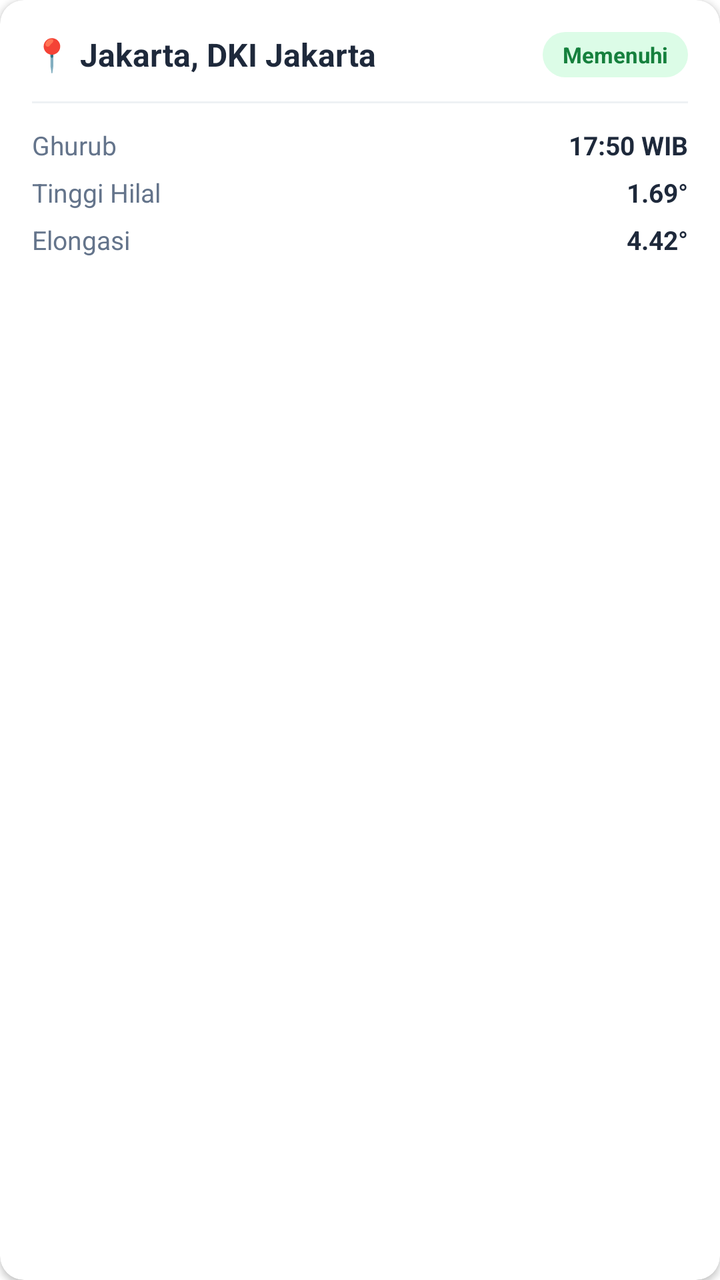
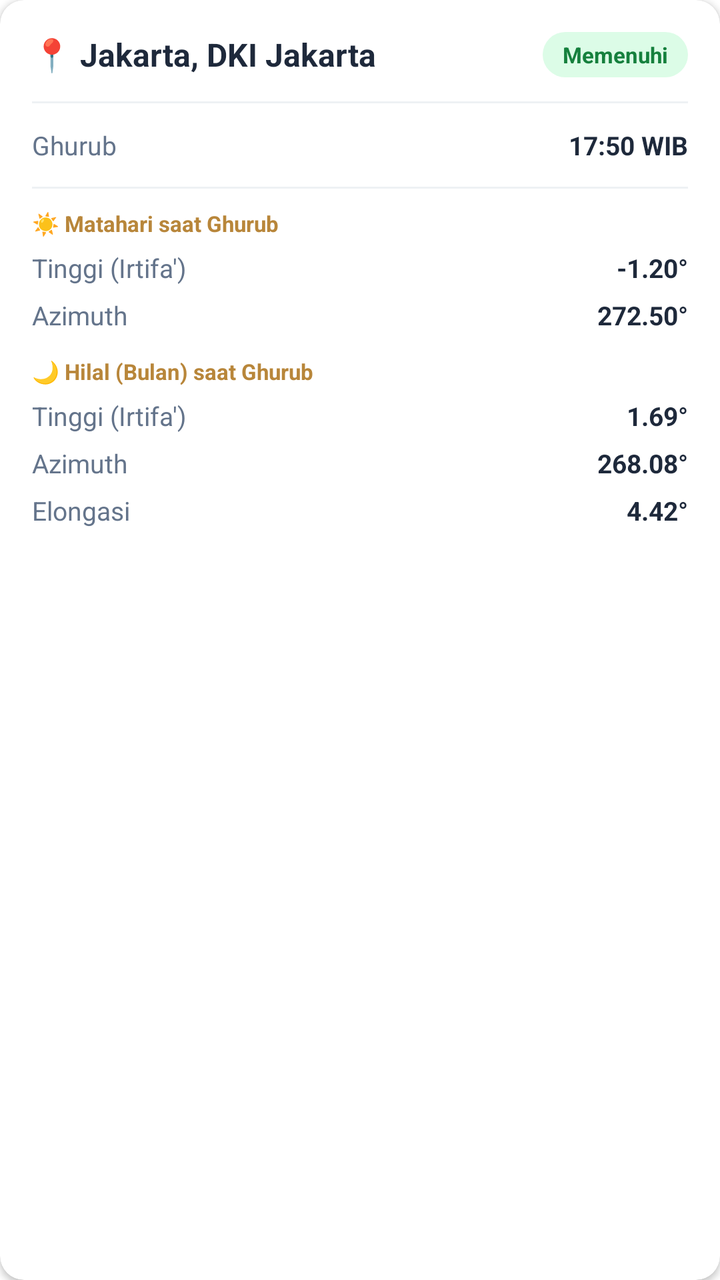

Two renders of the same Android screen: before a commit and after it. Below are the layout's source before the change and the commit's diff.
<!-- AndroidManifest.xml: application theme AppTheme -->
<!-- res/layout/item_markaz_hisab.xml -->
<?xml version="1.0" encoding="utf-8"?>
<androidx.cardview.widget.CardView xmlns:android="http://schemas.android.com/apk/res/android"
    xmlns:app="http://schemas.android.com/apk/res-auto"
    android:layout_width="match_parent"
    android:layout_height="wrap_content"
    android:layout_marginBottom="12dp"
    app:cardBackgroundColor="@color/card_white"
    app:cardCornerRadius="12dp"
    app:cardElevation="2dp">

    <LinearLayout
        android:layout_width="match_parent"
        android:layout_height="wrap_content"
        android:orientation="vertical"
        android:padding="16dp">

        <LinearLayout
            android:layout_width="match_parent"
            android:layout_height="wrap_content"
            android:orientation="horizontal"
            android:gravity="center_vertical">

            <TextView
                android:id="@+id/tvMarkazName"
                android:layout_width="0dp"
                android:layout_height="wrap_content"
                android:layout_weight="1"
                android:text="📍 Jakarta, DKI Jakarta"
                android:textColor="@color/text_primary"
                android:textSize="16sp"
                android:textStyle="bold" />

            <TextView
                android:id="@+id/tvStatusBadge"
                android:layout_width="wrap_content"
                android:layout_height="wrap_content"
                android:background="@drawable/bg_pill_green"
                android:paddingHorizontal="10dp"
                android:paddingVertical="4dp"
                android:text="Memenuhi"
                android:textColor="@color/pill_green_text"
                android:textSize="11sp"
                android:textStyle="bold" />
        </LinearLayout>

        <View
            android:layout_width="match_parent"
            android:layout_height="1dp"
            android:layout_marginTop="12dp"
            android:background="@color/divider_soft" />

        <LinearLayout
            android:layout_width="match_parent"
            android:layout_height="wrap_content"
            android:layout_marginTop="12dp"
            android:orientation="horizontal">

            <TextView
                android:layout_width="0dp"
                android:layout_height="wrap_content"
                android:layout_weight="1"
                android:text="Ghurub"
                android:textColor="@color/text_secondary"
                android:textSize="13sp" />

            <TextView
                android:id="@+id/tvGhurub"
                android:layout_width="wrap_content"
                android:layout_height="wrap_content"
                android:text="17:50 WIB"
                android:textColor="@color/text_primary"
                android:textSize="13sp"
                android:textStyle="bold" />
        </LinearLayout>

        <LinearLayout
            android:layout_width="match_parent"
            android:layout_height="wrap_content"
            android:layout_marginTop="6dp"
            android:orientation="horizontal">

            <TextView
                android:layout_width="0dp"
                android:layout_height="wrap_content"
                android:layout_weight="1"
                android:text="Tinggi Hilal"
                android:textColor="@color/text_secondary"
                android:textSize="13sp" />

            <TextView
                android:id="@+id/tvTinggiHilal"
                android:layout_width="wrap_content"
                android:layout_height="wrap_content"
                android:text="1.69°"
                android:textColor="@color/text_primary"
                android:textSize="13sp"
                android:textStyle="bold" />
        </LinearLayout>

        <LinearLayout
            android:layout_width="match_parent"
            android:layout_height="wrap_content"
            android:layout_marginTop="6dp"
            android:orientation="horizontal">

            <TextView
                android:layout_width="0dp"
                android:layout_height="wrap_content"
                android:layout_weight="1"
                android:text="Elongasi"
                android:textColor="@color/text_secondary"
                android:textSize="13sp" />

            <TextView
                android:id="@+id/tvElongasi"
                android:layout_width="wrap_content"
                android:layout_height="wrap_content"
                android:text="4.42°"
                android:textColor="@color/text_primary"
                android:textSize="13sp"
                android:textStyle="bold" />
        </LinearLayout>

    </LinearLayout>
</androidx.cardview.widget.CardView>
<!-- resources referenced by this layout -->
<resources>
  <color name="card_white">#FFFFFF</color>
  <color name="divider_soft">#EEF1F4</color>
  <color name="pill_green_text">#15803D</color>
  <color name="text_primary">#1E293B</color>
  <color name="text_secondary">#64748B</color>
  <!-- drawable bg_pill_green (drawable) -->
  <?xml version="1.0" encoding="utf-8"?>
  <shape xmlns:android="http://schemas.android.com/apk/res/android">
      <solid android:color="@color/pill_green_bg"/>
      <corners android:radius="999dp"/>
  </shape>
  <style name="AppTheme" parent="Theme.AlKaukaba">
          <item name="android:windowDrawsSystemBarBackgrounds" tools:targetApi="lollipop">true</item>
      </style>
  <color name="pill_green_bg">#DCFCE7</color>
  <style name="Theme.AlKaukaba" parent="Theme.MaterialComponents.DayNight.NoActionBar">
          
          <item name="colorPrimary">@color/purple_500</item>
          <item name="colorPrimaryVariant">@color/transparent</item>
          <item name="colorOnPrimary">@color/white</item>
          
          <item name="colorSecondary">@color/teal_200</item>
          <item name="colorSecondaryVariant">@color/teal_700</item>
          <item name="colorOnSecondary">@color/black</item>
          
          <item name="android:statusBarColor" tools:targetApi="l">?attr/colorPrimaryVariant</item>
          
          <item name="bottomSheetDialogTheme">@style/ThemeOverlay.AlKaukaba.BottomSheetDialog</item>
      </style>
  <color name="purple_500">#FF6200EE</color>
  <color name="transparent">#00FFFFFF</color>
  <color name="white">#FFFFFFFF</color>
  <color name="teal_200">#FF03DAC5</color>
  <color name="teal_700">#FF018786</color>
  <color name="black">#FF000000</color>
  <style name="ThemeOverlay.AlKaukaba.BottomSheetDialog" parent="ThemeOverlay.MaterialComponents.BottomSheetDialog">
          <item name="bottomSheetStyle">@style/Widget.AlKaukaba.BottomSheet.Modal</item>
      </style>
  <style name="Widget.AlKaukaba.BottomSheet.Modal" parent="Widget.MaterialComponents.BottomSheet.Modal">
          <item name="shapeAppearanceOverlay">@style/ShapeAppearance.AlKaukaba.BottomSheet</item>
      </style>
  <style name="ShapeAppearance.AlKaukaba.BottomSheet" parent="">
          <item name="cornerFamily">rounded</item>
          <item name="cornerSizeTopLeft">16dp</item>
          <item name="cornerSizeTopRight">16dp</item>
          <item name="cornerSizeBottomLeft">0dp</item>
          <item name="cornerSizeBottomRight">0dp</item>
      </style>
</resources>

<!-- the commit's change to res/layout/item_markaz_hisab.xml (unified diff, before → after) -->
@@ -73,17 +73,89 @@
                 android:textStyle="bold" />
         </LinearLayout>
 
-        <LinearLayout
-            android:layout_width="match_parent"
-            android:layout_height="wrap_content"
-            android:layout_marginTop="6dp"
-            android:orientation="horizontal">
-
-            <TextView
-                android:layout_width="0dp"
-                android:layout_height="wrap_content"
-                android:layout_weight="1"
-                android:text="Tinggi Hilal"
+        <View
+            android:layout_width="match_parent"
+            android:layout_height="1dp"
+            android:layout_marginTop="12dp"
+            android:background="@color/divider_soft" />
+
+        <TextView
+            android:layout_width="match_parent"
+            android:layout_height="wrap_content"
+            android:layout_marginTop="10dp"
+            android:text="☀️ Matahari saat Ghurub"
+            android:textColor="@color/text_label_gold"
+            android:textSize="11sp"
+            android:textStyle="bold" />
+
+        <LinearLayout
+            android:layout_width="match_parent"
+            android:layout_height="wrap_content"
+            android:layout_marginTop="6dp"
+            android:orientation="horizontal">
+
+            <TextView
+                android:layout_width="0dp"
+                android:layout_height="wrap_content"
+                android:layout_weight="1"
+                android:text="Tinggi (Irtifa')"
+                android:textColor="@color/text_secondary"
+                android:textSize="13sp" />
+
+            <TextView
+                android:id="@+id/tvTinggiMatahari"
+                android:layout_width="wrap_content"
+                android:layout_height="wrap_content"
+                android:text="-1.20°"
+                android:textColor="@color/text_primary"
+                android:textSize="13sp"
+                android:textStyle="bold" />
+        </LinearLayout>
+
+        <LinearLayout
+            android:layout_width="match_parent"
+            android:layout_height="wrap_content"
+            android:layout_marginTop="6dp"
+            android:orientation="horizontal">
+
+            <TextView
+                android:layout_width="0dp"
+                android:layout_height="wrap_content"
+                android:layout_weight="1"
+                android:text="Azimuth"
+                android:textColor="@color/text_secondary"
+                android:textSize="13sp" />
+
+            <TextView
+                android:id="@+id/tvAzimuthMatahari"
+                android:layout_width="wrap_content"
+                android:layout_height="wrap_content"
+                android:text="272.50°"
+                android:textColor="@color/text_primary"
+                android:textSize="13sp"
+                android:textStyle="bold" />
+        </LinearLayout>
+
+        <TextView
+            android:layout_width="match_parent"
+            android:layout_height="wrap_content"
+            android:layout_marginTop="12dp"
+            android:text="🌙 Hilal (Bulan) saat Ghurub"
+            android:textColor="@color/text_label_gold"
+            android:textSize="11sp"
+            android:textStyle="bold" />
+
+        <LinearLayout
+            android:layout_width="match_parent"
+            android:layout_height="wrap_content"
+            android:layout_marginTop="6dp"
+            android:orientation="horizontal">
+
+            <TextView
+                android:layout_width="0dp"
+                android:layout_height="wrap_content"
+                android:layout_weight="1"
+                android:text="Tinggi (Irtifa')"
                 android:textColor="@color/text_secondary"
                 android:textSize="13sp" />
 
@@ -92,6 +164,30 @@
                 android:layout_width="wrap_content"
                 android:layout_height="wrap_content"
                 android:text="1.69°"
+                android:textColor="@color/text_primary"
+                android:textSize="13sp"
+                android:textStyle="bold" />
+        </LinearLayout>
+
+        <LinearLayout
+            android:layout_width="match_parent"
+            android:layout_height="wrap_content"
+            android:layout_marginTop="6dp"
+            android:orientation="horizontal">
+
+            <TextView
+                android:layout_width="0dp"
+                android:layout_height="wrap_content"
+                android:layout_weight="1"
+                android:text="Azimuth"
+                android:textColor="@color/text_secondary"
+                android:textSize="13sp" />
+
+            <TextView
+                android:id="@+id/tvAzimuthHilal"
+                android:layout_width="wrap_content"
+                android:layout_height="wrap_content"
+                android:text="268.08°"
                 android:textColor="@color/text_primary"
                 android:textSize="13sp"
                 android:textStyle="bold" />
<!-- resource entries referenced after the edit -->
@@ -3,6 +3,7 @@
   <color name="card_white">#FFFFFF</color>
   <color name="divider_soft">#EEF1F4</color>
   <color name="pill_green_text">#15803D</color>
+  <color name="text_label_gold">#B8863A</color>
   <color name="text_primary">#1E293B</color>
   <color name="text_secondary">#64748B</color>
   <!-- drawable bg_pill_green (drawable) -->
